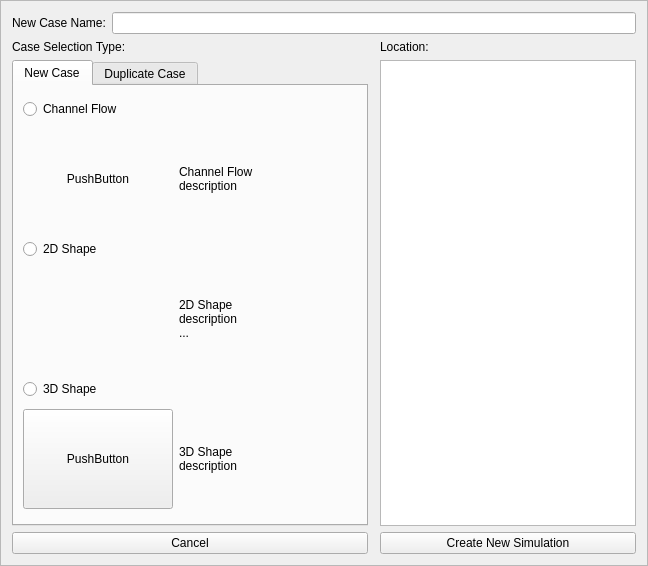
NHERI-SimCenter/CWE-Simulation-Tool, file cwe_guiWidgets/cwe_create_copy_simulation.ui: the form before one commit.
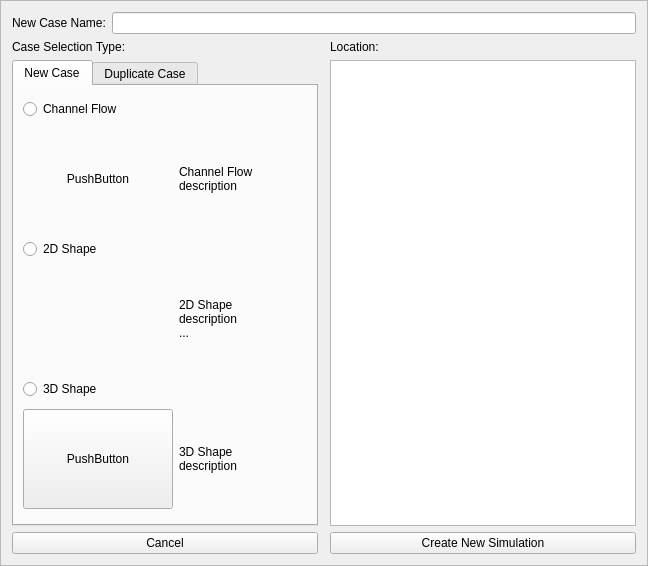
The form after the commit. The open tabs and pages were chosen to show the change. Icons and pictures are not drawn. Custom widgets are drawn as their Qt base class.

Commit message:
Updated Case Select tab
* update on Case Select tab
* minor updates on landing

```diff
--- a/cwe_guiWidgets/cwe_create_copy_simulation.ui
+++ b/cwe_guiWidgets/cwe_create_copy_simulation.ui
@@ -241,7 +241,7 @@
     <widget class="RemoteFileTree" name="primary_remoteFileTree">
      <property name="sizePolicy">
       <sizepolicy hsizetype="Expanding" vsizetype="Expanding">
-       <horstretch>0</horstretch>
+       <horstretch>1</horstretch>
        <verstretch>0</verstretch>
       </sizepolicy>
      </property>
```
Left out of the diff: 2 changed lines with no effect on the pictures. The commit also changes 7 other files.
